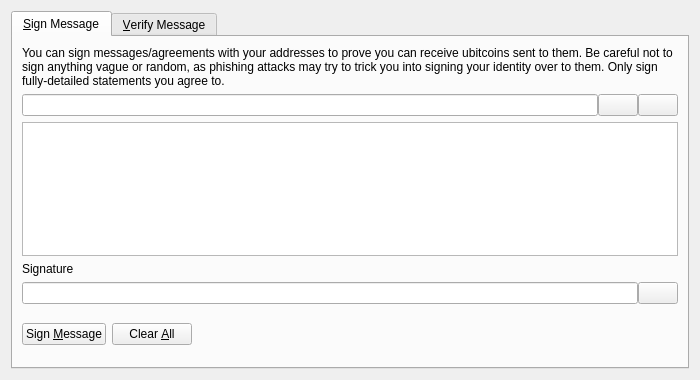
First picture: the form in src/qt/forms/signverifymessagedialog.ui, repository UbiState/ubicoin, before the edit.
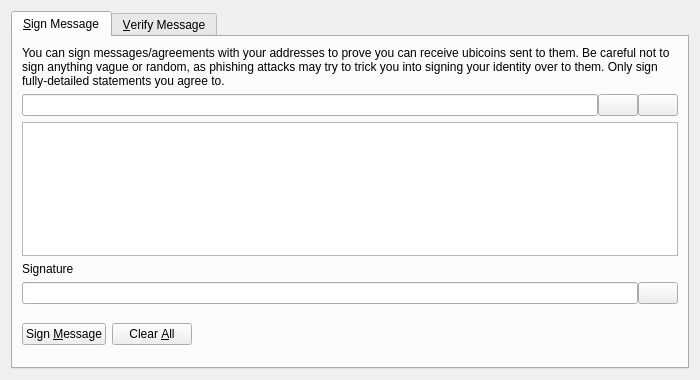
Second picture: the form after the edit. Icons and pictures are not drawn. Custom widgets are drawn as their Qt base class.

The edit to the form file:
```diff
--- a/src/qt/forms/signverifymessagedialog.ui
+++ b/src/qt/forms/signverifymessagedialog.ui
@@ -30,7 +30,7 @@
        <item>
         <widget class="QLabel" name="infoLabel_SM">
          <property name="text">
-          <string>You can sign messages/agreements with your addresses to prove you can receive ubitcoins sent to them. Be careful not to sign anything vague or random, as phishing attacks may try to trick you into signing your identity over to them. Only sign fully-detailed statements you agree to.</string>
+          <string>You can sign messages/agreements with your addresses to prove you can receive ubicoins sent to them. Be careful not to sign anything vague or random, as phishing attacks may try to trick you into signing your identity over to them. Only sign fully-detailed statements you agree to.</string>
          </property>
          <property name="textFormat">
           <enum>Qt::PlainText</enum>
```
